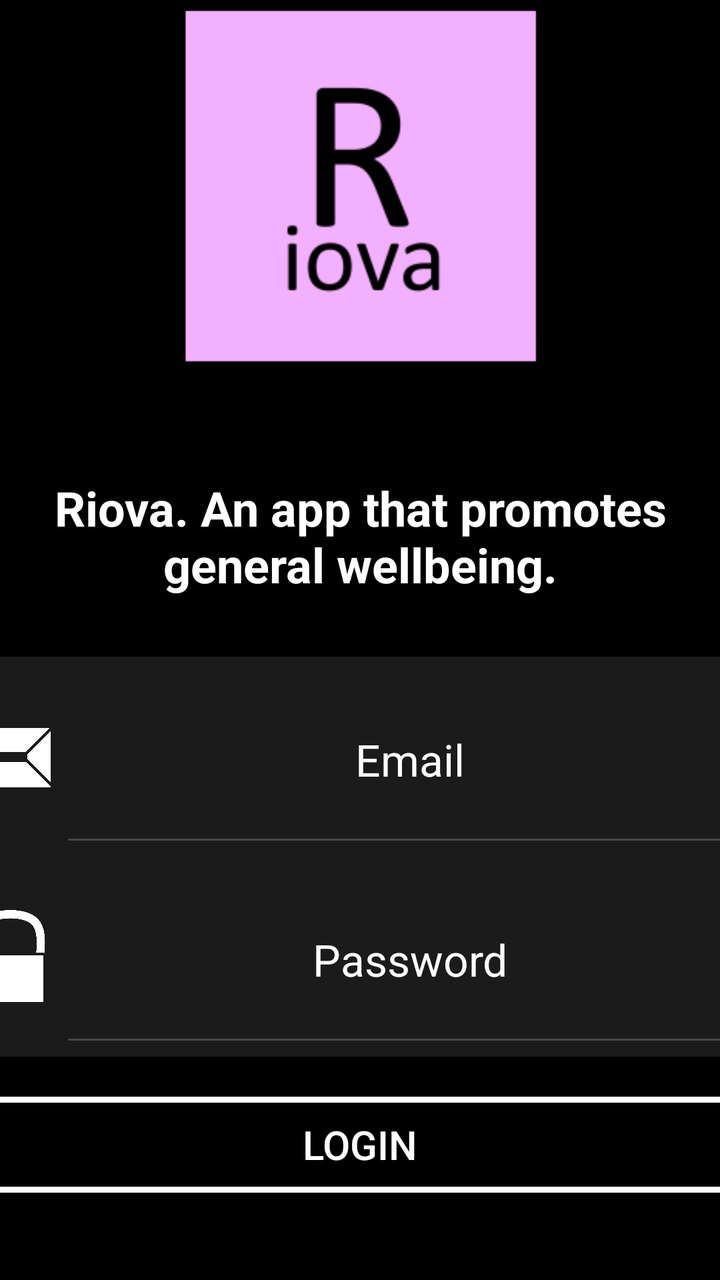
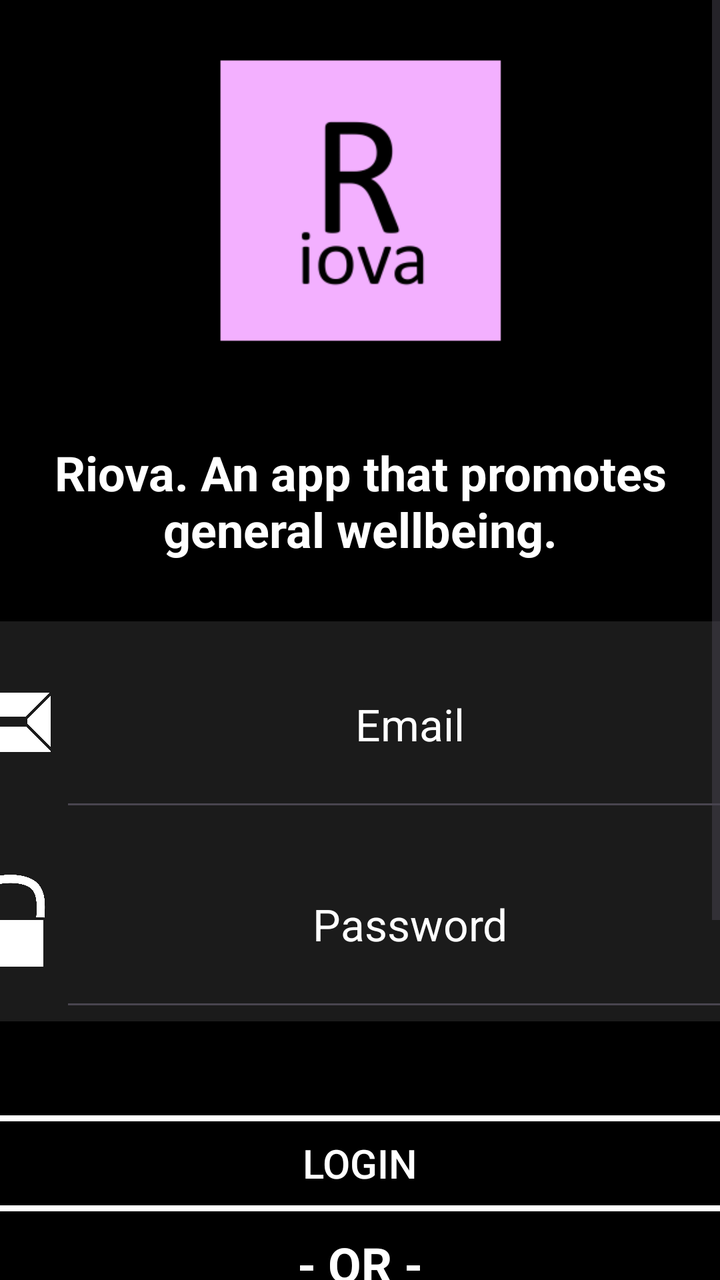

Screens rendered from an Android XML layout before and after an edit, with the pre-edit source and the edit as a unified diff.
<!-- AndroidManifest.xml: application theme Theme.Riova -->
<!-- res/layout/login_screen.xml -->
<?xml version="1.0" encoding="utf-8"?>
<androidx.constraintlayout.widget.ConstraintLayout xmlns:android="http://schemas.android.com/apk/res/android"
    android:layout_width="match_parent"
    android:layout_height="match_parent"
    xmlns:app="http://schemas.android.com/apk/res-auto"
    xmlns:tools="http://schemas.android.com/tools"
    android:background="@color/black"
    tools:context=".Login">

    <LinearLayout
        app:layout_constraintTop_toTopOf="parent"
        app:layout_constraintBottom_toBottomOf="parent"
        android:layout_width="match_parent"
        android:layout_height="wrap_content"
        android:orientation="vertical"
        android:gravity="center">

        <ImageView
            android:layout_width="250dp"
            android:layout_height="250dp"
            android:layout_gravity="center"
            android:background="@drawable/icon_view"
            android:backgroundTint="@null"
            android:contentDescription="@string/riova_icon"
            android:src="@mipmap/ic_launcher_foreground"
            android:scaleType="fitCenter"/>

        <TextView
            android:layout_width="match_parent"
            android:layout_height="wrap_content"
            android:layout_margin="20dp"
            android:text="@string/riova_details"
            android:textAlignment="center"
            android:textColor="@color/white"
            android:textSize="24sp"
            android:textStyle="bold" />

        <LinearLayout
            android:layout_width="match_parent"
            android:layout_height="wrap_content"
            android:orientation="vertical"
            android:layout_marginVertical="10dp"
            android:gravity="center">
            <LinearLayout
                android:layout_width="400dp"
                android:layout_height="100dp"
                android:background="@color/login_back"
                android:gravity="center"
                android:orientation="horizontal">

                <ImageView
                    android:layout_width="50dp"
                    android:layout_height="50dp"
                    android:foregroundGravity="center"
                    android:src="@drawable/email" />

                <EditText
                    android:layout_width="350dp"
                    android:layout_height="match_parent"
                    android:hint="@string/email"
                    android:textAlignment="center"
                    android:inputType="textEmailAddress"
                    android:importantForAutofill="no"
                    android:textColor="@color/white"
                    android:textColorHint="@color/white"
                    android:imeOptions="actionNext"
                    android:textSize="22sp" />
            </LinearLayout>

            <LinearLayout
                android:layout_width="400dp"
                android:layout_height="100dp"
                android:background="@color/login_back"
                android:gravity="center"
                android:orientation="horizontal">

                <ImageView
                    android:layout_width="50dp"
                    android:layout_height="50dp"
                    android:foregroundGravity="center"
                    android:src="@drawable/lock" />

                <EditText
                    android:layout_width="350dp"
                    android:layout_height="match_parent"
                    android:hint="@string/password"
                    android:inputType="textPassword"
                    android:imeOptions="actionNext"
                    android:importantForAutofill="no"
                    android:textAlignment="center"
                    android:textColor="@color/white"
                    android:textColorHint="@color/white"
                    android:textSize="22sp" />
            </LinearLayout>
        </LinearLayout>
        <Button
            android:id="@+id/button_login"
            style="@style/login_buttons"
            android:text="@string/login"
            app:backgroundTint="@null"/>


        <TextView
            android:layout_width="match_parent"
            android:layout_height="wrap_content"
            android:text="@string/or"
            android:textAlignment="center"
            android:textColor="@color/white"
            android:textSize="24sp"
            android:textStyle="bold" />

        <Button
            android:id="@+id/button_register"
            style="@style/login_buttons"
            android:text="@string/createAccount"
            app:backgroundTint="@null" />

        <TextView
            android:layout_width="match_parent"
            android:layout_height="wrap_content"
            android:text="@string/or"
            android:textAlignment="center"
            android:textColor="@color/white"
            android:textSize="24sp"
            android:textStyle="bold" />
        <Button
            android:id="@+id/button_skip"
            style="@style/login_buttons"
            android:text="@string/skip"
            app:backgroundTint="@null" />

        <Button
            android:id="@+id/button_resetpassword"
            android:layout_width="match_parent"
            android:textSize="22sp"
            android:background="@null"
            android:layout_height="wrap_content"
            android:layout_marginTop="25dp"
            android:text="Forgot Password"
            android:textStyle="bold"
            android:textColor="@color/reset_password"
            app:backgroundTint="@null" />

    </LinearLayout>

</androidx.constraintlayout.widget.ConstraintLayout>
<!-- resources referenced by this layout -->
<resources>
  <color name="black">#FF000000</color>
  <color name="login_back">#406B6B6B</color>
  <color name="reset_password">#FF96EF</color>
  <color name="white">#FFFFFFFF</color>
  <!-- drawable email: png bitmap (drawable, 13017 bytes) -->
  <!-- drawable icon_view (drawable) -->
  <?xml version="1.0" encoding="utf-8"?>
  <shape xmlns:android="http://schemas.android.com/apk/res/android">
  
      <solid android:color="@color/black"/>
      <stroke
          android:width="0dp"
          android:color="#FFFFFF"
          />
  </shape>
  <!-- drawable lock: png bitmap (drawable, 18800 bytes) -->
  <!-- mipmap ic_launcher_foreground: webp bitmap (mipmap-hdpi, 1474 bytes) -->
  <string name="createAccount">CREATE ACCOUNT</string>
  <string name="email">Email</string>
  <string name="login">LOGIN</string>
  <string name="or">- OR -</string>
  <string name="password">Password</string>
  <string name="riova_details">Riova. An app that promotes general wellbeing.</string>
  <string name="riova_icon">Riova icon</string>
  <string name="skip">SKIP</string>
  <style name="login_buttons" parent="Widget.AppCompat.Button">
          <item name="android:layout_width">400dp</item>
          <item name="android:layout_height">wrap_content</item>
          <item name="android:layout_margin">10dp</item>
          <item name="android:textSize">20sp</item>
          <item name="android:layout_gravity">center</item>
          <item name="android:clickable">true</item>
          <item name="android:focusable">true</item>
          <item name="android:background">@drawable/login_buttons</item>
          <item name="android:textAllCaps">false</item>
          <item name="android:backgroundTint">@null</item>
      </style>
  <style name="Theme.Riova" parent="Base.Theme.Riova" />
  <!-- drawable login_buttons (drawable) -->
  <?xml version="1.0" encoding="utf-8"?>
  <shape xmlns:android="http://schemas.android.com/apk/res/android">
  
      <solid android:color="@color/black"/>
      <stroke
          android:width="3dp"
          android:color="#FFFFFF"
          />
      <corners
          android:radius="5dp"
          />
  </shape>
  <style name="Base.Theme.Riova" parent="Theme.Material3.DayNight.NoActionBar">
          
          
      </style>
</resources>

<!-- the commit's change to res/layout/login_screen.xml (unified diff, before → after) -->
@@ -7,6 +7,10 @@
     android:background="@color/black"
     tools:context=".Login">
 
+    <ScrollView
+        android:layout_width="match_parent"
+        android:layout_height="match_parent"
+        android:fillViewport="true">
     <LinearLayout
         app:layout_constraintTop_toTopOf="parent"
         app:layout_constraintBottom_toBottomOf="parent"
@@ -16,8 +20,8 @@
         android:gravity="center">
 
         <ImageView
-            android:layout_width="250dp"
-            android:layout_height="250dp"
+            android:layout_width="200dp"
+            android:layout_height="200dp"
             android:layout_gravity="center"
             android:background="@drawable/icon_view"
             android:backgroundTint="@null"
@@ -55,6 +59,7 @@
                     android:src="@drawable/email" />
 
                 <EditText
+                    android:id="@+id/input_loginEmail"
                     android:layout_width="350dp"
                     android:layout_height="match_parent"
                     android:hint="@string/email"
@@ -81,6 +86,7 @@
                     android:src="@drawable/lock" />
 
                 <EditText
+                    android:id="@+id/input_loginPassword"
                     android:layout_width="350dp"
                     android:layout_height="match_parent"
                     android:hint="@string/password"
@@ -92,9 +98,20 @@
                     android:textColorHint="@color/white"
                     android:textSize="22sp" />
             </LinearLayout>
+
+            <TextView
+                android:id="@+id/message_login"
+                android:layout_width="match_parent"
+                android:layout_height="wrap_content"
+                android:text=""
+                android:textSize="20sp"
+                android:textColor="@color/warning"
+                android:gravity="center"
+                android:textStyle="bold"
+                />
         </LinearLayout>
         <Button
-            android:id="@+id/button_login"
+            android:id="@+id/button_loginLogin"
             style="@style/login_buttons"
             android:text="@string/login"
             app:backgroundTint="@null"/>
@@ -110,7 +127,7 @@
             android:textStyle="bold" />
 
         <Button
-            android:id="@+id/button_register"
+            android:id="@+id/button_loginRegister"
             style="@style/login_buttons"
             android:text="@string/createAccount"
             app:backgroundTint="@null" />
@@ -142,5 +159,5 @@
             app:backgroundTint="@null" />
 
     </LinearLayout>
-
+    </ScrollView>
 </androidx.constraintlayout.widget.ConstraintLayout>
<!-- resource entries referenced after the edit -->
@@ -3,6 +3,7 @@
   <color name="black">#FF000000</color>
   <color name="login_back">#406B6B6B</color>
   <color name="reset_password">#FF96EF</color>
+  <color name="warning">#FF0078</color>
   <color name="white">#FFFFFFFF</color>
   <!-- drawable email: png bitmap (drawable, 13017 bytes) -->
   <!-- drawable icon_view (drawable) -->
